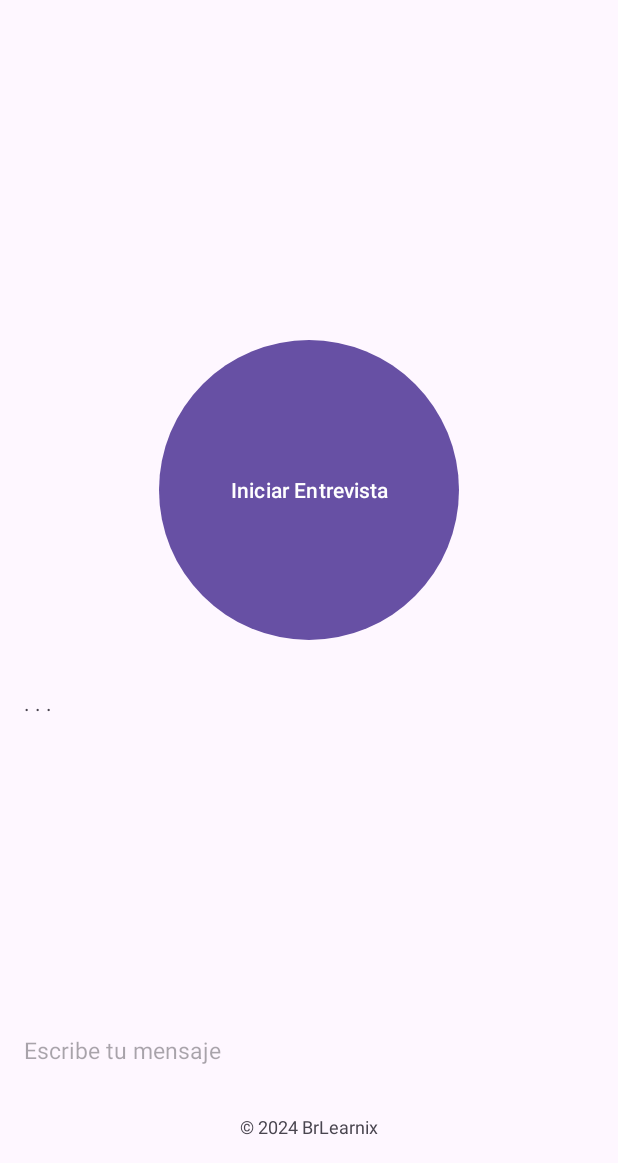
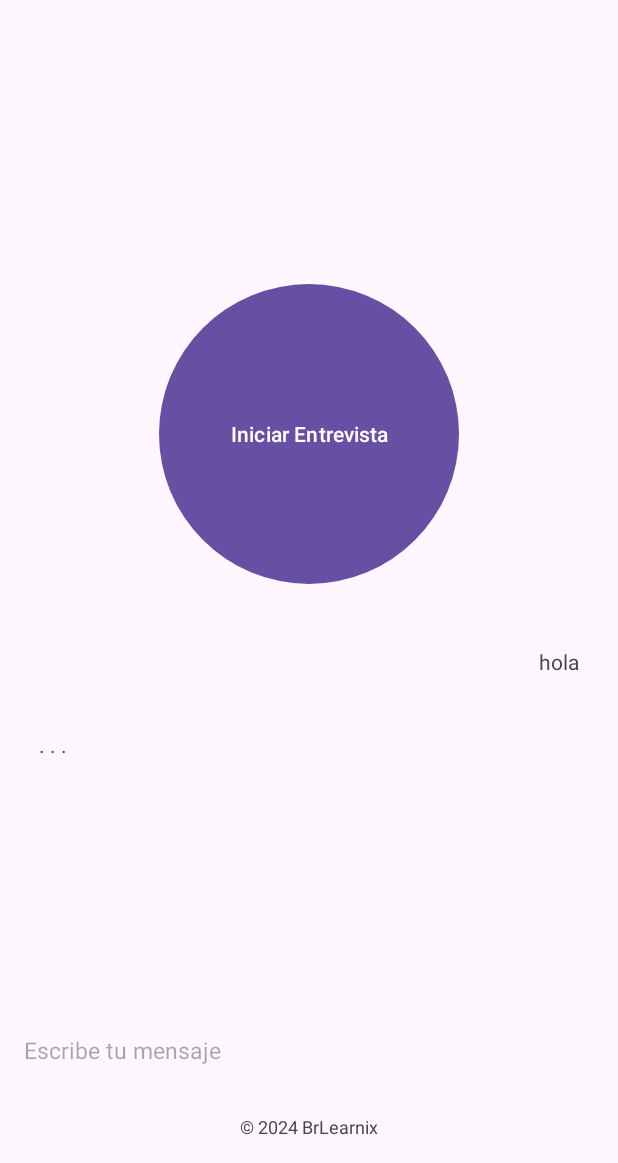
Before and after one commit to BrLearnix/Synthia, an Android app: the SynthiaActivity2 screen opened directly, with no data from a screen before it, on a phone screen of 412 x 824 dp, the part 73-1236 px from its top. Run offline under Robolectric (Android 15) with nearby library versions, the phone set to English and light mode, and no system bars.

Commit message:
new upadtes

```diff
--- a/app/src/main/res/layout/activity_synthia2.xml
+++ b/app/src/main/res/layout/activity_synthia2.xml
@@ -36,16 +36,30 @@
         android:padding="12dp"
         android:layout_marginBottom="16dp"/>
 
+    <LinearLayout
+        android:layout_width="match_parent"
+        android:layout_height="wrap_content"
+        android:orientation="vertical"
+        android:layout_margin="10dp"
+        android:gravity="end">
 
+        <TextView
+            android:id="@+id/requestText"
+            android:layout_width="270dp"
+            android:layout_height="wrap_content"
+            android:text="hola"
+            android:paddingTop="16dp"
+            android:gravity="end"/>
+    </LinearLayout>
 
     <TextView
         android:id="@+id/responseText"
         android:layout_width="270dp"
         android:layout_height="wrap_content"
         android:text=". . ."
+        android:layout_margin="10dp"
         android:paddingTop="16dp"
         android:gravity="start"/>
-
 
 
     <View
@@ -57,7 +71,7 @@
         android:layout_width="match_parent"
         android:layout_height="wrap_content"
         android:orientation="vertical"
-        android:gravity="start"> <!-- Alinea los hijos al lado derecho -->
+        android:gravity="start">
 
         <EditText
             android:id="@+id/messageInput"
```
